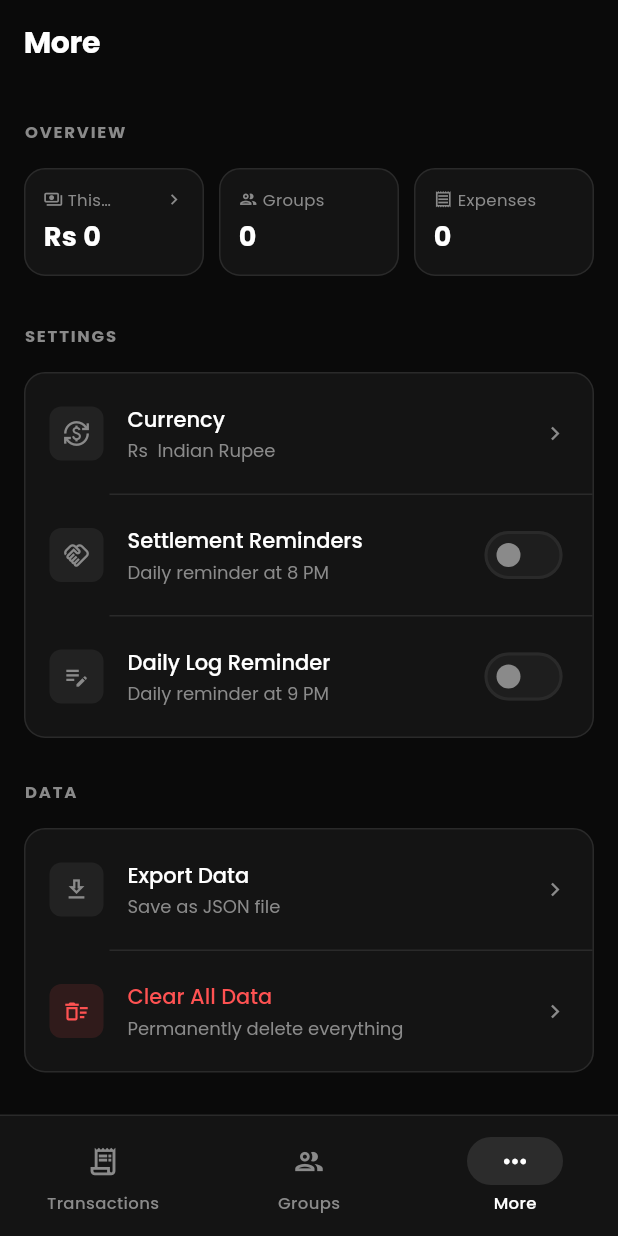
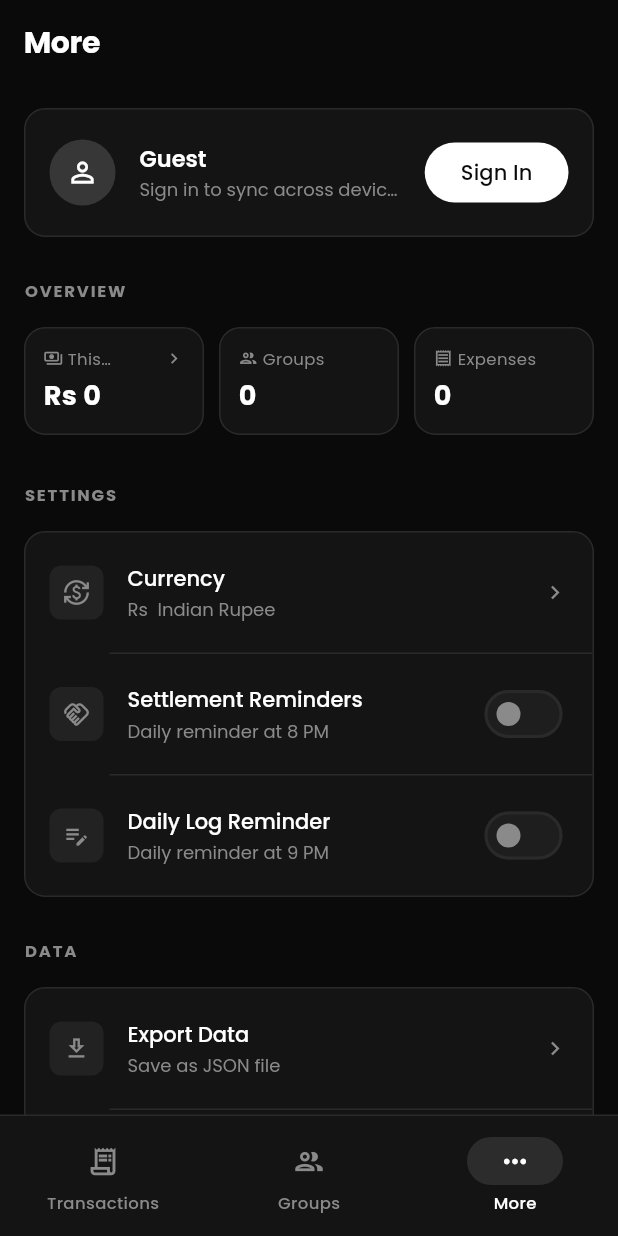
Before and after one commit to viyxsh/Expensio, a Flutter app: the screen it shows after launch, item 3 of the bottom bar chosen, on a phone screen of 412 x 824 dp. Run offline on Flutter 3.47's test engine with Material 3 defaults, Android fonts, the phone set to English and light mode, and no system bars; our stand-ins replace cloud_firestore, firebase_auth, firebase_core, fl_chart, flutter_dotenv, flutter_local_notifications and 8 more; missing offline and left inert: google_mlkit_text_recognition; accounts and stored records are empty; network calls fail.

Commit message:
Add account sign-in: email/password and Google
Guest-first accounts on top of the Phase 1 anonymous foundation. A guest
can create an account or sign in; their data stays because credentials
link to the same uid.

Auth
- AuthService gains registerWithEmail / signInWithEmail / signInWithGoogle
  / signOut, with friendly AuthException messages
- Guest -> account upgrade links the credential in place (same uid); falls
  back to plain sign-in when the account already exists
- google_sign_in dependency; debug SHA registered so Google works on Android

Reactive session
- AppState.bindTo() swaps the repository and re-subscribes
- SessionController rebuilds the data layer when the signed-in user changes,
  so sign-out -> guest and sign-in -> account swap the visible data with no
  widget-tree rebuild; ensures the user's own profile on each bind

UI
- Sign-in / create-account screen (email + password, Continue with Google)
- Account card in More: guest vs signed-in state, with sign out

```diff
--- a/lib/screens/more_screen.dart
+++ b/lib/screens/more_screen.dart
@@ -9,10 +9,12 @@ import 'package:share_plus/share_plus.dart';
 
 import '../models/expense_model.dart';
 import '../services/app_settings.dart';
+import '../services/auth_service.dart';
 import '../services/notification_service.dart';
 import '../services/services.dart';
 import '../utils/app_theme.dart';
 import '../utils/money.dart';
+import 'auth/sign_in_screen.dart';
 
 class MoreScreen extends StatefulWidget {
   const MoreScreen({super.key});
@@ -314,6 +316,42 @@ class _MoreScreenState extends State<MoreScreen> {
     }
   }
 
+  // Account
+
+  void _openSignIn() {
+    Navigator.of(context).push(
+      MaterialPageRoute(builder: (_) => const SignInScreen()),
+    );
+  }
+
+  Future<void> _confirmSignOut() async {
+    final ok = await showDialog<bool>(
+      context: context,
+      builder: (ctx) => AlertDialog(
+        title: const Text('Sign Out'),
+        content: const Text(
+            'You\'ll go back to guest mode on this device. Your account data '
+            'stays in the cloud and reloads when you sign back in.'),
+        actions: [
+          TextButton(
+              onPressed: () => Navigator.pop(ctx, false),
+              child: const Text('Cancel')),
+          TextButton(
+            onPressed: () => Navigator.pop(ctx, true),
+            child: const Text('Sign Out'),
+          ),
+        ],
+      ),
+    );
+    if (ok != true) return;
+    try {
+      await Services.auth.signOut();
+    } catch (e, st) {
+      debugPrint('[Expensio] Sign-out error: $e\n$st');
+      if (mounted) _snack('Could not sign out. Please try again.');
+    }
+  }
+
   // Helpers
 
   void _snack(String msg) => ScaffoldMessenger.of(context)
@@ -359,6 +397,13 @@ class _MoreScreenState extends State<MoreScreen> {
               return ListView(
                 padding: const EdgeInsets.all(16),
                 children: [
+                  // Account
+                  _AccountCard(
+                    onSignIn: _openSignIn,
+                    onSignOut: _confirmSignOut,
+                  ),
+                  const SizedBox(height: 20),
+
                   // Overview
                   const SectionHeader(title: 'Overview'),
                   const SizedBox(height: 8),
@@ -543,6 +588,72 @@ class _Section extends StatelessWidget {
   }
 }
 
+// Account card — guest vs signed-in, driven by the auth stream
+
+class _AccountCard extends StatelessWidget {
+  final VoidCallback onSignIn;
+  final VoidCallback onSignOut;
+  const _AccountCard({required this.onSignIn, required this.onSignOut});
+
+  @override
+  Widget build(BuildContext context) {
+    return StreamBuilder<AppUser?>(
+      stream: Services.auth.authStateChanges(),
+      initialData: Services.auth.currentUser,
+      builder: (context, snap) {
+        final user = snap.data;
+        final signedIn = user != null && !user.isGuest;
+        final title = signedIn
+            ? (user.displayName?.isNotEmpty == true
+                ? user.displayName!
+                : (user.email ?? 'Account'))
+            : 'Guest';
+        final subtitle = signedIn
+            ? (user.email ?? 'Synced across your devices')
+            : 'Sign in to sync across devices';
+
+        return Container(
+          decoration: BoxDecoration(
+            color: AppTheme.surface,
+            borderRadius: BorderRadius.circular(14),
+            border: Border.all(color: AppTheme.divider),
+          ),
+          child: ListTile(
+            contentPadding:
+                const EdgeInsets.symmetric(horizontal: 16, vertical: 6),
+            leading: CircleAvatar(
+              radius: 22,
+              backgroundColor: AppTheme.primary.withValues(alpha: 0.15),
+              child: Icon(
+                signedIn ? Icons.person : Icons.person_outline,
+                color: AppTheme.primary,
+                size: 22,
+              ),
+            ),
+            title: Text(title,
+                style: const TextStyle(
+                    fontSize: 15, fontWeight: FontWeight.w600),
+                overflow: TextOverflow.ellipsis),
+            subtitle: Text(subtitle,
+                style: const TextStyle(
+                    fontSize: 12, color: AppTheme.textSecondary),
+                overflow: TextOverflow.ellipsis),
+            trailing: signedIn
+                ? TextButton(
+                    onPressed: onSignOut,
+                    child: const Text('Sign Out'),
+                  )
+                : FilledButton(
+                    onPressed: onSignIn,
+                    child: const Text('Sign In'),
+                  ),
+          ),
+        );
+      },
+    );
+  }
+}
+
 // Settings tile
 
 class _SettingsTile extends StatelessWidget {
--- a/lib/services/services.dart
+++ b/lib/services/services.dart
@@ -1,6 +1,7 @@
 import '../data/repository.dart';
 import '../state/app_state.dart';
 import 'auth_service.dart';
+import 'session_controller.dart';
 
 /// Global handle to the active data + auth services, chosen once at startup:
 /// Firebase-backed when configured, local Hive otherwise. Screens migrate to
@@ -15,6 +16,10 @@ class Services {
   /// Reactive in-memory view of [repository] that screens listen to.
   static late AppState state;
 
+  /// Keeps [repository] + [state] bound to the signed-in user (cloud mode).
+  /// Null in local-only mode, where the uid never changes.
+  static SessionController? session;
+
   /// True when a Firebase project is configured and a guest session is active.
   static bool firebaseActive = false;
 
--- a/pubspec.yaml
+++ b/pubspec.yaml
@@ -15,6 +15,8 @@ dependencies:
   firebase_core: ^3.6.0
   firebase_auth: ^5.3.1
   cloud_firestore: ^5.4.4
+  # Google sign-in (Phase 2a). Pinned to the 6.x API (signIn()/authentication).
+  google_sign_in: ^6.2.1
 
   # Local storage
   hive: ^2.2.3
```
Also changed, not shown: lib/main.dart (+13 -15 lines), lib/screens/auth/sign_in_screen.dart (added, +186 -0 lines), lib/services/auth_service.dart (+46 -2 lines), lib/services/firebase_auth_service.dart (+102 -6 lines), lib/services/session_controller.dart (added, +68 -0 lines), lib/state/app_state.dart (+33 -2 lines), pubspec.lock, 1 other file.
